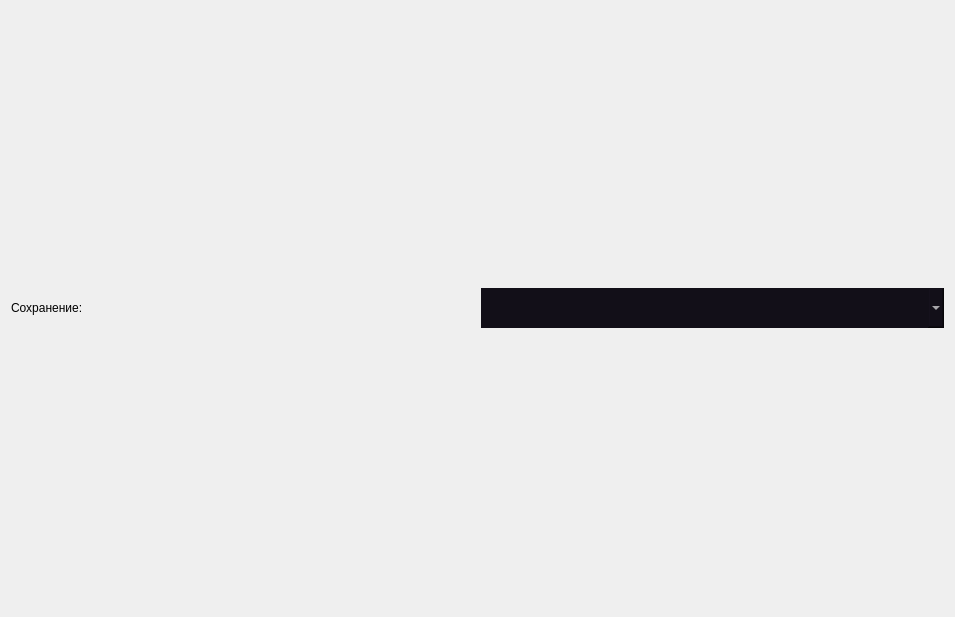
lDeathlWhisperl/TLHoN_SE, file tab_settings.ui: the form before one commit.
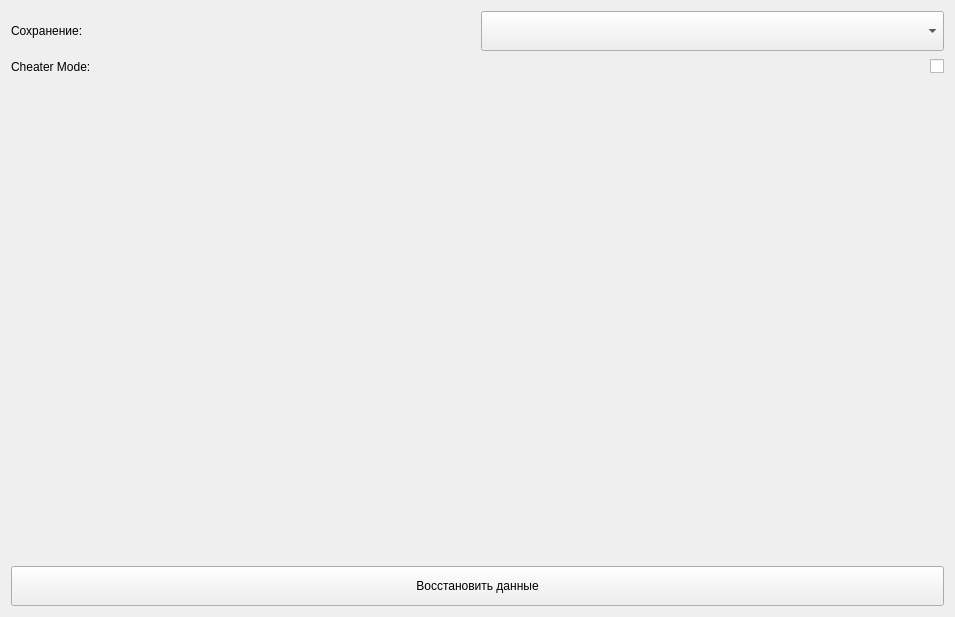
The form after the commit.

Commit message:
Tab Settings
Added cheat panel switch
Restore data button should be tested

What changed in the file:
```diff
--- a/tab_settings.ui
+++ b/tab_settings.ui
@@ -13,17 +13,39 @@
   <property name="windowTitle">
    <string>Form</string>
   </property>
+  <property name="styleSheet">
+   <string notr="true"/>
+  </property>
   <layout class="QVBoxLayout" name="verticalLayout">
    <item>
-    <layout class="QHBoxLayout" name="horizontalLayout">
-     <item>
+    <layout class="QGridLayout" name="gridLayout">
+     <item row="0" column="0">
       <widget class="QLabel" name="label">
+       <property name="minimumSize">
+        <size>
+         <width>0</width>
+         <height>20</height>
+        </size>
+       </property>
        <property name="text">
         <string>Сохранение:</string>
        </property>
       </widget>
      </item>
-     <item>
+     <item row="1" column="0">
+      <widget class="QLabel" name="label_2">
+       <property name="minimumSize">
+        <size>
+         <width>0</width>
+         <height>20</height>
+        </size>
+       </property>
+       <property name="text">
+        <string>Cheater Mode:</string>
+       </property>
+      </widget>
+     </item>
+     <item row="0" column="1">
       <widget class="QComboBox" name="cb_saves">
        <property name="minimumSize">
         <size>
@@ -31,22 +53,14 @@
          <height>40</height>
         </size>
        </property>
+       <property name="layoutDirection">
+        <enum>Qt::LayoutDirection::LeftToRight</enum>
+       </property>
        <property name="styleSheet">
-        <string notr="true">QComboBox
-{
-    font: 16px 'Press Start 2P';
-    color: #fff;
-	background-color: rgb(18, 15, 24);
-	border: none;
-}
-QComboBox::item
-{
-	height: 20px;
-}
-QComboBox::hover
-{
-	border: 5px solid rgb(240, 255, 140);
-}</string>
+        <string notr="true"/>
+       </property>
+       <property name="maxVisibleItems">
+        <number>10</number>
        </property>
        <property name="iconSize">
         <size>
@@ -56,8 +70,47 @@
        </property>
       </widget>
      </item>
+     <item row="1" column="1">
+      <widget class="QCheckBox" name="cb_cheater">
+       <property name="layoutDirection">
+        <enum>Qt::LayoutDirection::RightToLeft</enum>
+       </property>
+       <property name="text">
+        <string/>
+       </property>
+       <property name="checked">
+        <bool>false</bool>
+       </property>
+      </widget>
+     </item>
     </layout>
    </item>
+   <item>
+    <spacer name="verticalSpacer">
+     <property name="orientation">
+      <enum>Qt::Orientation::Vertical</enum>
+     </property>
+     <property name="sizeHint" stdset="0">
+      <size>
+       <width>20</width>
+       <height>40</height>
+      </size>
+     </property>
+    </spacer>
+   </item>
+   <item>
+    <widget class="QPushButton" name="btn_restore">
+     <property name="minimumSize">
+      <size>
+       <width>0</width>
+       <height>40</height>
+      </size>
+     </property>
+     <property name="text">
+      <string>Восстановить данные</string>
+     </property>
+    </widget>
+   </item>
   </layout>
  </widget>
  <resources/>
```
The commit also changes 2 other files.
